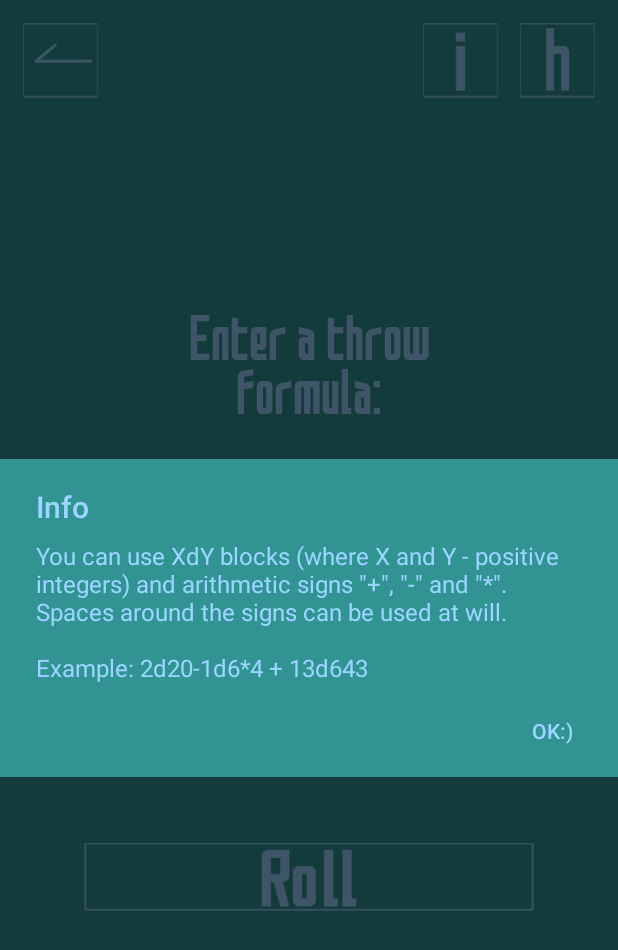
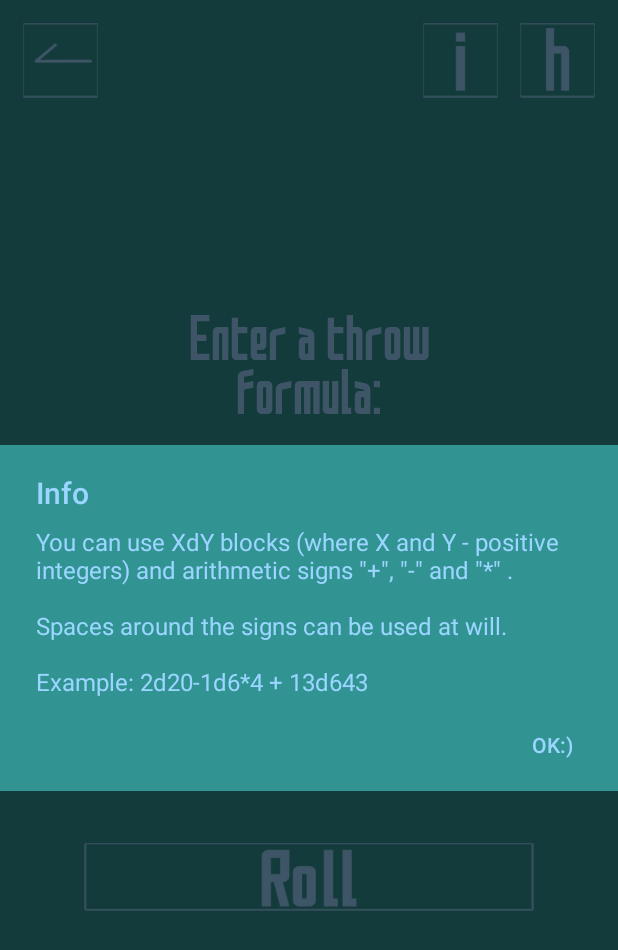
Before and after one commit to Leeder87/DiceRoller, an Android app: the CustomActivity screen opened directly, with no data from a screen before it, after a tap on an icon or button, on a phone screen of 412 x 824 dp. Shown: the top 950 px of the screen. Run offline under Robolectric (Android 15) with nearby library versions, the phone set to English and light mode, and no system bars.

Commit message:
Минификс InfoAlert.

```diff
--- a/app/src/main/java/com/example/diceroller/CustomActivity.java
+++ b/app/src/main/java/com/example/diceroller/CustomActivity.java
@@ -100,7 +100,7 @@ public class CustomActivity extends AppCompatActivity {
                         AlertDialog.Builder a_builder = new AlertDialog.Builder(CustomActivity.this, R.style.AlertDialogStyle);
                         view.startAnimation(btnScale);
                         a_builder.setMessage("You can use XdY blocks (where X and Y - positive integers) " +
-                                "and arithmetic signs \"+\", \"-\" and \"*\". " +
+                                "and arithmetic signs \"+\", \"-\" and \"*\" . \n\n" +
                                 "Spaces around the signs can be used at will. \n\n" +
                                 "Example: 2d20-1d6*4 + 13d643")
                                 .setCancelable(false)
```
